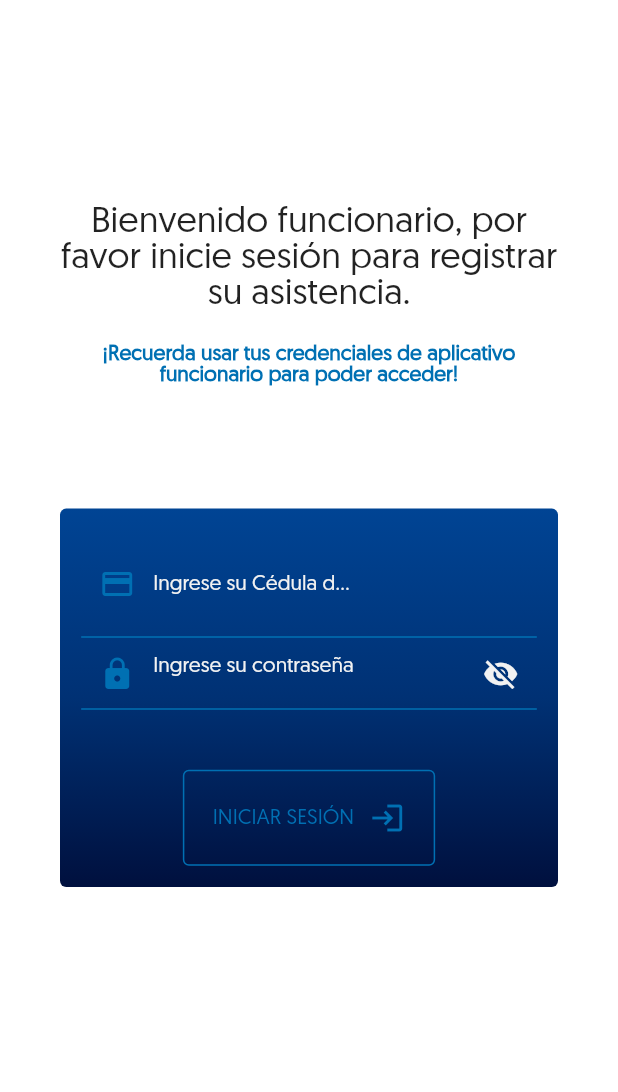
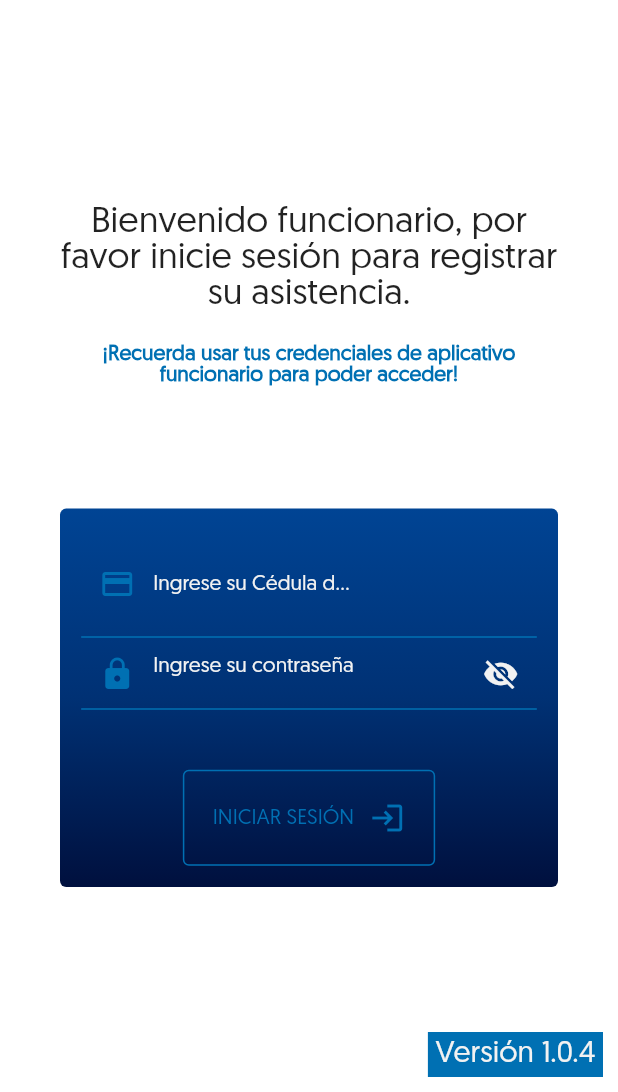
Before and after one commit to Camara-de-comercio-de-valledupar/control_asistencia_daemon, a Flutter app: the screen it shows after launch, on a phone screen of 412 x 824 dp, the part 144-1236 px from its top. Run offline on Flutter 3.47's test engine with Material 3 defaults, Android fonts, the phone set to English and light mode, and no system bars; our stand-ins replace camera, dio, equatable, font_awesome_flutter, get, get_storage and 2 more; missing offline and left inert: camera_windows; accounts and stored records are empty.

Commit message:
Bump version to 1.0.4 and display version in GuestLayout

```diff
--- a/lib/config/app.dart
+++ b/lib/config/app.dart
@@ -1,4 +1,4 @@
 abstract class AppConfig {
-  static const String version = '1.0.3';
+  static const String version = '1.0.4';
   static const String name = "Aplicativo Funcionarios";
 }
--- a/lib/widgets/guest_layout.dart
+++ b/lib/widgets/guest_layout.dart
@@ -55,7 +55,27 @@ class GuestLayout extends StatelessWidget {
                 ),
               ),
       ),
-      body: Center(child: child),
+      body: Stack(
+        children: [
+          Positioned.fill(
+            child: Center(child: child),
+          ),
+          Positioned(
+              bottom: 10,
+              right: 10,
+              child: Container(
+                  padding: const EdgeInsets.all(5),
+                  decoration: BoxDecoration(
+                    color: Theme.of(context).colorScheme.primary,
+                  ),
+                  child: Center(
+                    child: Text("Versión ${AppConfig.version}",
+                        style: TextStyle(
+                            fontSize: 20,
+                            color: Theme.of(context).colorScheme.onPrimary)),
+                  ))),
+        ],
+      ),
     );
   }
 }
```
